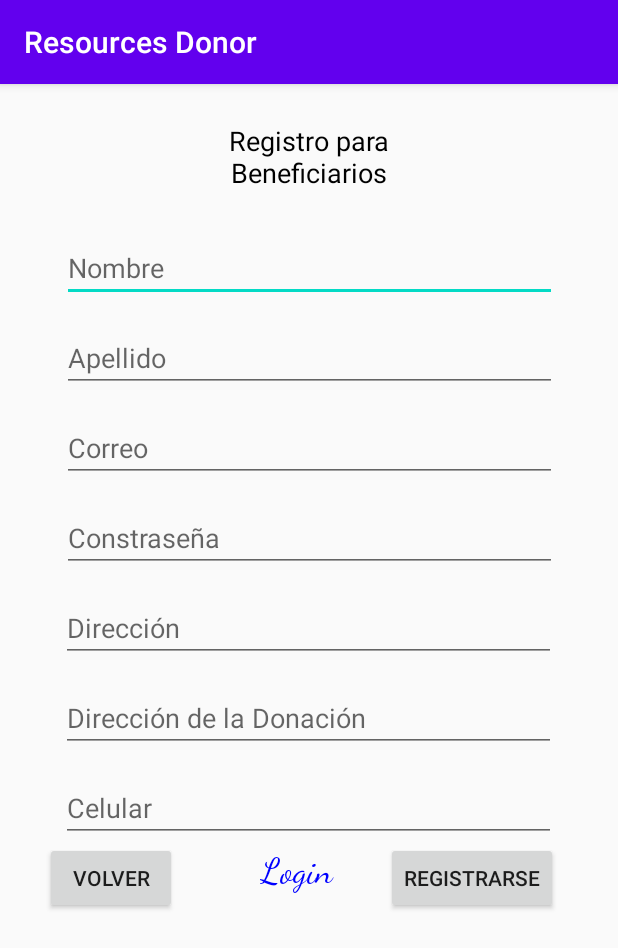
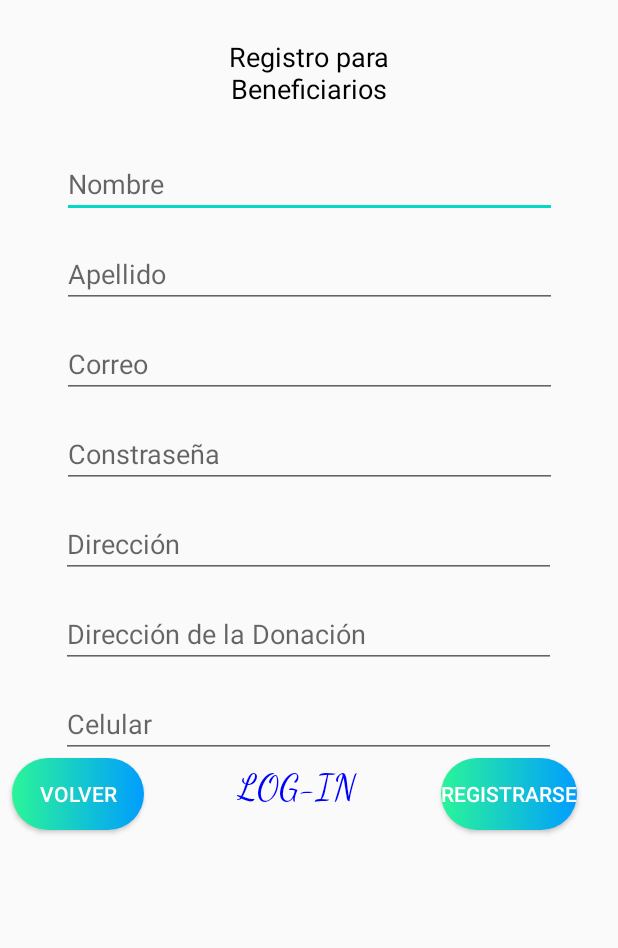
Before and after one commit to victordavila2311/Resources_Donor, an Android app: the screen it shows after launch (registroB), after a tap on "BENEFICIARIO", on a phone screen of 412 x 824 dp. Shown: the top 948 px of the screen. Run offline under Robolectric (Android 15) with nearby library versions, the phone set to English and light mode, and no system bars; our stand-ins replace Firebase (no records; nobody signed in at launch, a user with empty details on screens opened directly).

```diff
--- /dev/null
+++ b/app/src/main/res/drawable/custom_button.xml
@@ -0,0 +1,6 @@
+<?xml version="1.0" encoding="utf-8"?>
+<shape xmlns:android="http://schemas.android.com/apk/res/android" android:shape="rectangle">
+
+    <gradient android:startColor="#2AF598" android:endColor="#009DFF" android:type="linear"/>
+    <corners android:radius="50dp"/>
+</shape>
--- a/app/src/main/res/layout/activity_act_d.xml
+++ b/app/src/main/res/layout/activity_act_d.xml
@@ -13,6 +13,8 @@
         android:layout_marginStart="84dp"
         android:layout_marginTop="505dp"
         android:onClick="volver"
+        android:background="@drawable/custom_button"
+        android:textColor="#FFFFFF"
         android:text="@string/volver_text"
         app:layout_constraintStart_toStartOf="parent"
         app:layout_constraintTop_toTopOf="parent" />
@@ -23,6 +25,8 @@
         android:layout_height="wrap_content"
         android:layout_marginStart="73dp"
         android:layout_marginTop="505dp"
+        android:background="@drawable/custom_button"
+        android:textColor="#FFFFFF"
         android:text="@string/recibida"
         app:layout_constraintStart_toEndOf="@+id/button13"
         app:layout_constraintTop_toTopOf="parent" />
--- a/app/src/main/res/layout/activity_anadir_marcador.xml
+++ b/app/src/main/res/layout/activity_anadir_marcador.xml
@@ -12,6 +12,8 @@
         android:layout_height="wrap_content"
         android:layout_marginStart="84dp"
         android:layout_marginTop="505dp"
+        android:background="@drawable/custom_button"
+        android:textColor="#FFFFFF"
         android:onClick="Volver"
         android:text="@string/volver_text"
         app:layout_constraintStart_toStartOf="parent"
@@ -64,6 +66,8 @@
         android:layout_height="wrap_content"
         android:layout_marginStart="70dp"
         android:layout_marginTop="505dp"
+        android:background="@drawable/custom_button"
+        android:textColor="#FFFFFF"
         android:text="@string/anadir"
         app:layout_constraintStart_toEndOf="@+id/button2"
         app:layout_constraintTop_toTopOf="@+id/scrollView2" />
--- a/app/src/main/res/layout/activity_imagenes_u.xml
+++ b/app/src/main/res/layout/activity_imagenes_u.xml
@@ -62,6 +62,8 @@
         android:layout_height="wrap_content"
         android:layout_marginStart="161dp"
         android:layout_marginTop="505dp"
+        android:background="@drawable/custom_button"
+        android:textColor="#FFFFFF"
         android:onClick="Volver"
         android:text="@string/volver_text"
         app:layout_constraintStart_toStartOf="parent"
@@ -73,6 +75,8 @@
         android:layout_height="wrap_content"
         android:layout_marginStart="25dp"
         android:layout_marginTop="20dp"
+        android:background="@drawable/custom_button"
+        android:textColor="#FFFFFF"
         android:onClick="verImag"
         android:text="@string/buscar"
         app:layout_constraintStart_toEndOf="@+id/correobusq"
--- a/app/src/main/res/layout/activity_lista_u.xml
+++ b/app/src/main/res/layout/activity_lista_u.xml
@@ -12,6 +12,8 @@
         android:layout_height="wrap_content"
         android:layout_marginStart="169dp"
         android:layout_marginTop="505dp"
+        android:background="@drawable/custom_button"
+        android:textColor="#FFFFFF"
         android:onClick="volver"
         android:text="@string/volver_text"
         app:layout_constraintStart_toStartOf="parent"
--- a/app/src/main/res/layout/activity_login.xml
+++ b/app/src/main/res/layout/activity_login.xml
@@ -58,6 +58,8 @@
         android:layout_marginStart="30dp"
         android:layout_marginTop="500dp"
         android:onClick="volverPrincipal"
+        android:background="@drawable/custom_button"
+        android:textColor="#FFFFFF"
         android:text="@string/volver_principal"
         app:layout_constraintStart_toStartOf="parent"
         app:layout_constraintTop_toTopOf="parent" />
@@ -68,7 +70,10 @@
         android:layout_height="wrap_content"
         android:layout_marginStart="15dp"
         android:layout_marginTop="500dp"
+        android:background="@drawable/custom_button"
+        android:textColor="#FFFFFF"
         android:text="@string/login_txt"
+        app:layout_constraintEnd_toEndOf="parent"
         app:layout_constraintStart_toEndOf="@+id/principal"
         app:layout_constraintTop_toTopOf="parent" />
 </androidx.constraintlayout.widget.ConstraintLayout>
--- a/app/src/main/res/layout/activity_main.xml
+++ b/app/src/main/res/layout/activity_main.xml
@@ -43,6 +43,8 @@
         android:layout_marginStart="40dp"
         android:layout_marginTop="60dp"
         android:layout_marginEnd="75dp"
+        android:background="@drawable/custom_button"
+        android:textColor="#FFFFFF"
         android:onClick="registroBenef"
         android:text="@string/beneficiarioBoton"
         app:layout_constraintEnd_toStartOf="@+id/donadorB"
@@ -56,6 +58,8 @@
         android:layout_marginStart="20dp"
         android:layout_marginTop="60dp"
         android:layout_marginEnd="40dp"
+        android:background="@drawable/custom_button"
+        android:textColor="#FFFFFF"
         android:onClick="registroDonar"
         android:text="@string/donadorBoton"
         app:layout_constraintEnd_toEndOf="parent"
--- a/app/src/main/res/layout/activity_realizar_donacion.xml
+++ b/app/src/main/res/layout/activity_realizar_donacion.xml
@@ -25,6 +25,8 @@
         android:layout_height="wrap_content"
         android:layout_marginStart="80dp"
         android:layout_marginTop="505dp"
+        android:background="@drawable/custom_button"
+        android:textColor="#FFFFFF"
         android:onClick="volver"
         android:text="@string/volver_text"
         app:layout_constraintStart_toStartOf="parent"
@@ -36,6 +38,8 @@
         android:layout_height="wrap_content"
         android:layout_marginStart="84dp"
         android:layout_marginTop="505dp"
+        android:background="@drawable/custom_button"
+        android:textColor="#FFFFFF"
         android:text="@string/enviar"
         app:layout_constraintStart_toEndOf="@+id/button10"
         app:layout_constraintTop_toTopOf="parent" />
--- a/app/src/main/res/layout/activity_registro_b.xml
+++ b/app/src/main/res/layout/activity_registro_b.xml
@@ -26,10 +26,14 @@
         android:id="@+id/volver"
         android:layout_width="wrap_content"
         android:layout_height="wrap_content"
-        android:layout_marginStart="30dp"
+        android:layout_marginStart="40dp"
         android:layout_marginTop="505dp"
+        android:layout_marginEnd="32dp"
+        android:background="@drawable/custom_button"
         android:onClick="volverPrincipal"
         android:text="@string/volver_text"
+        android:textColor="#FFFFFF"
+        app:layout_constraintEnd_toStartOf="@+id/login"
         app:layout_constraintStart_toStartOf="parent"
         app:layout_constraintTop_toTopOf="parent" />
 
@@ -142,10 +146,14 @@
         android:id="@+id/botonRB"
         android:layout_width="wrap_content"
         android:layout_height="wrap_content"
+        android:layout_marginStart="36dp"
         android:layout_marginTop="505dp"
-        android:layout_marginEnd="40dp"
+        android:layout_marginEnd="60dp"
+        android:background="@drawable/custom_button"
         android:text="@string/registrarse_txt"
+        android:textColor="#FFFFFF"
         app:layout_constraintEnd_toEndOf="parent"
+        app:layout_constraintStart_toEndOf="@+id/login"
         app:layout_constraintTop_toTopOf="parent" />
 
     <TextView
--- a/app/src/main/res/layout/activity_verificado_fotos.xml
+++ b/app/src/main/res/layout/activity_verificado_fotos.xml
@@ -45,6 +45,8 @@
         android:layout_height="wrap_content"
         android:layout_marginStart="100dp"
         android:layout_marginTop="505dp"
+        android:background="@drawable/custom_button"
+        android:textColor="#FFFFFF"
         android:onClick="logout"
         android:text="@string/log_out_txt"
         app:layout_constraintStart_toStartOf="parent"
@@ -132,6 +134,8 @@
         android:layout_height="wrap_content"
         android:layout_marginStart="30dp"
         android:layout_marginTop="505dp"
+        android:background="@drawable/custom_button"
+        android:textColor="#FFFFFF"
         android:text="@string/enviar"
         app:layout_constraintStart_toEndOf="@+id/button4"
         app:layout_constraintTop_toTopOf="parent" />
--- a/app/src/main/res/values/strings.xml
+++ b/app/src/main/res/values/strings.xml
@@ -13,7 +13,7 @@
     <string name="password">Constraseña</string>
     <string name="direccion">Dirección</string>
     <string name="direccion_d">Dirección de la Donación</string>
-    <string name="login_txt">Login</string>
+    <string name="login_txt">LOG-IN</string>
     <string name="registrarse_txt">Registrarse</string>
     <string name="volver_principal">volver principal</string>
     <string name="log_out_txt">LOG-OUT</string>
--- a/app/src/main/res/values/styles.xml
+++ b/app/src/main/res/values/styles.xml
@@ -1,7 +1,7 @@
 <resources>
 
     <!-- Base application theme. -->
-    <style name="AppTheme" parent="Theme.AppCompat.Light.DarkActionBar">
+    <style name="AppTheme" parent="Theme.AppCompat.Light.NoActionBar">
         <!-- Customize your theme here. -->
         <item name="colorPrimary">@color/colorPrimary</item>
         <item name="colorPrimaryDark">@color/colorPrimaryDark</item>
```
Also changed, not shown: app/src/main/res/layout/activity_admin.xml (+14 -1 lines), app/src/main/res/layout/activity_beneficiario.xml (+24 -7 lines), app/src/main/res/layout/activity_donador.xml (+18 -1 lines), app/src/main/res/layout/activity_registro_d.xml (+10 -2 lines), app/src/main/res/layout/activity_verificar.xml (+10 -3 lines).
